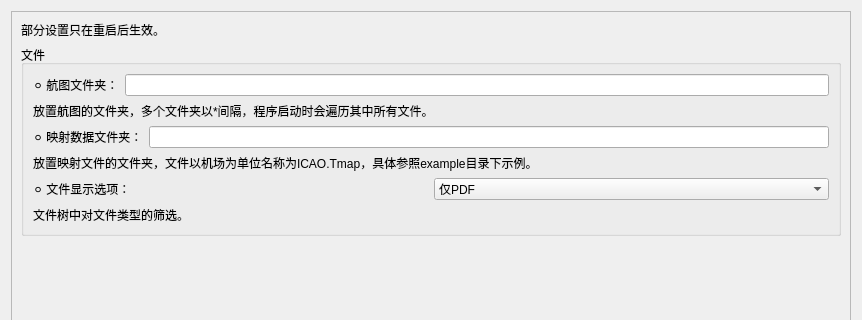
First picture: the form in src/gui/options_widget.ui, repository Eyderoe/ChartNavigation, before the edit; both pictures show x 0 to 862 and y 0 to 320 of the 862 by 630 pixel window.
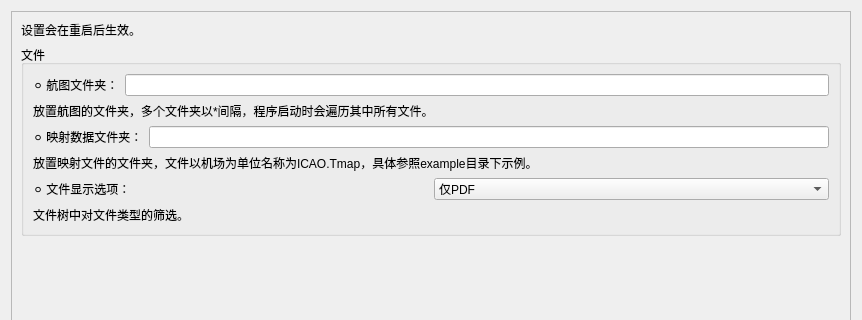
Second picture: the form after the edit.

The edit to the form file:
```diff
--- a/src/gui/options_widget.ui
+++ b/src/gui/options_widget.ui
@@ -32,7 +32,7 @@
        <item>
         <widget class="QLabel" name="label_master_caution">
          <property name="text">
-          <string>部分设置只在重启后生效。</string>
+          <string>设置会在重启后生效。</string>
          </property>
         </widget>
        </item>
```
